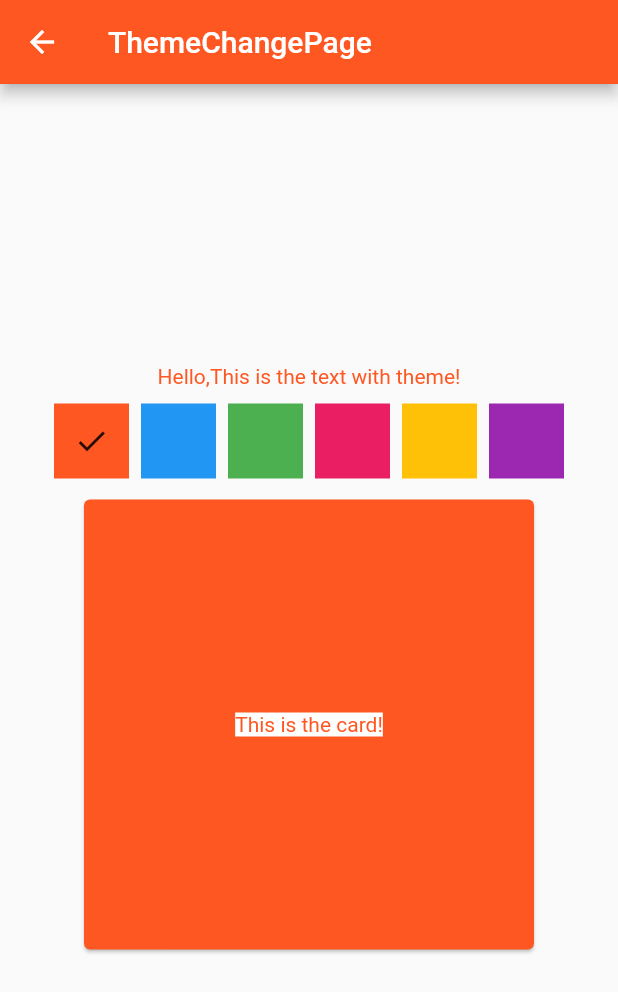
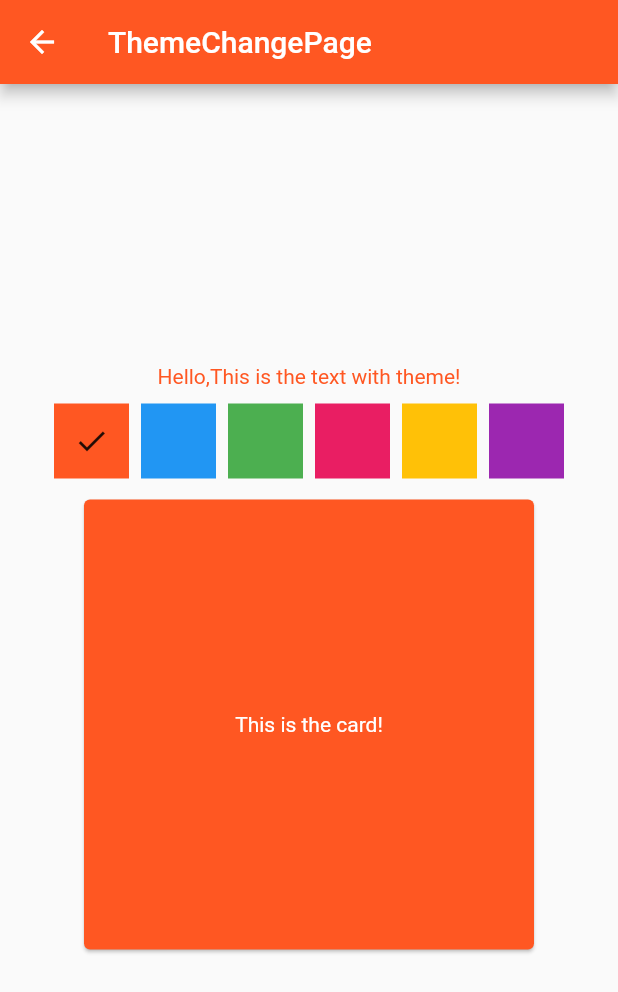
Before and after one commit to ourCHK/flutter_learning_project, a Flutter app: the ThemeChangePage screen opened directly, on a phone screen of 412 x 824 dp. Shown: the top 992 px of the screen. Run offline on Flutter 3.47's test engine with Material 2 defaults, Android fonts, the phone set to English and light mode, and no system bars.

```diff
--- a/lib/page/theme_change_page.dart
+++ b/lib/page/theme_change_page.dart
@@ -45,10 +45,8 @@ class _ThemeChangePageState extends State<ThemeChangePage> {
                       width: 300,
                       height: 300,
                       child: Center(
-                          child: DecoratedBox(
-                        decoration: BoxDecoration(color: Colors.white),
-                        child: Text("This is the card!"),
-                      ))),
+                          child: Text("This is the card!",style: TextStyle(color: Colors.white)),
+                      )),
                 ))
               ],
             ),
```
